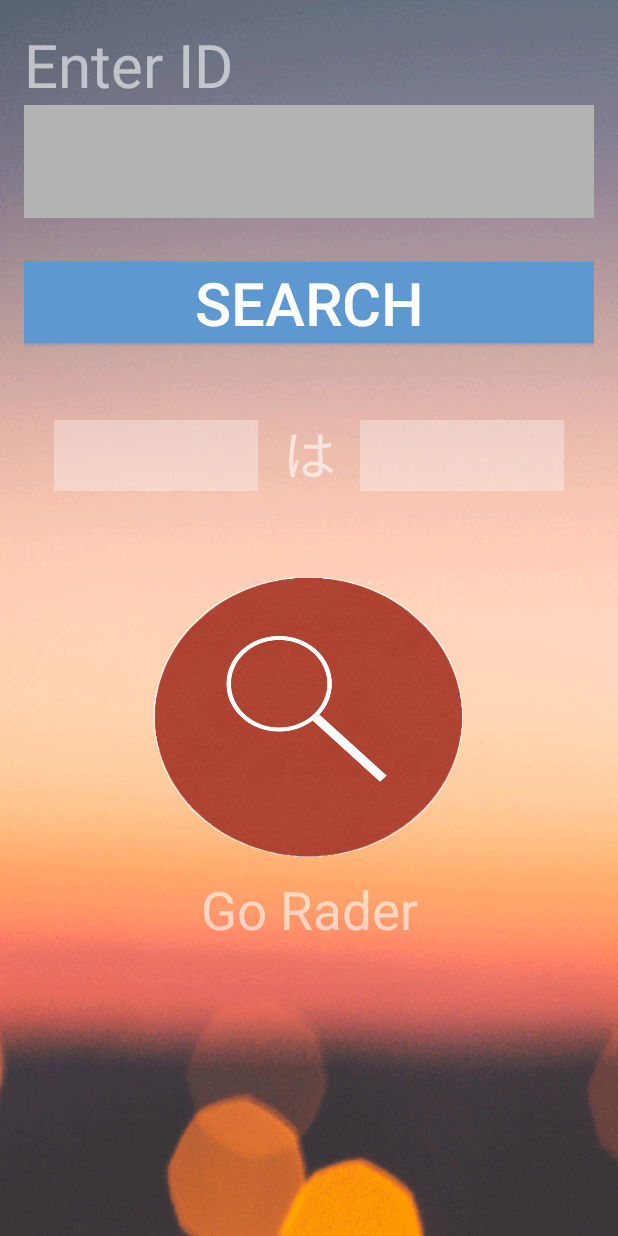
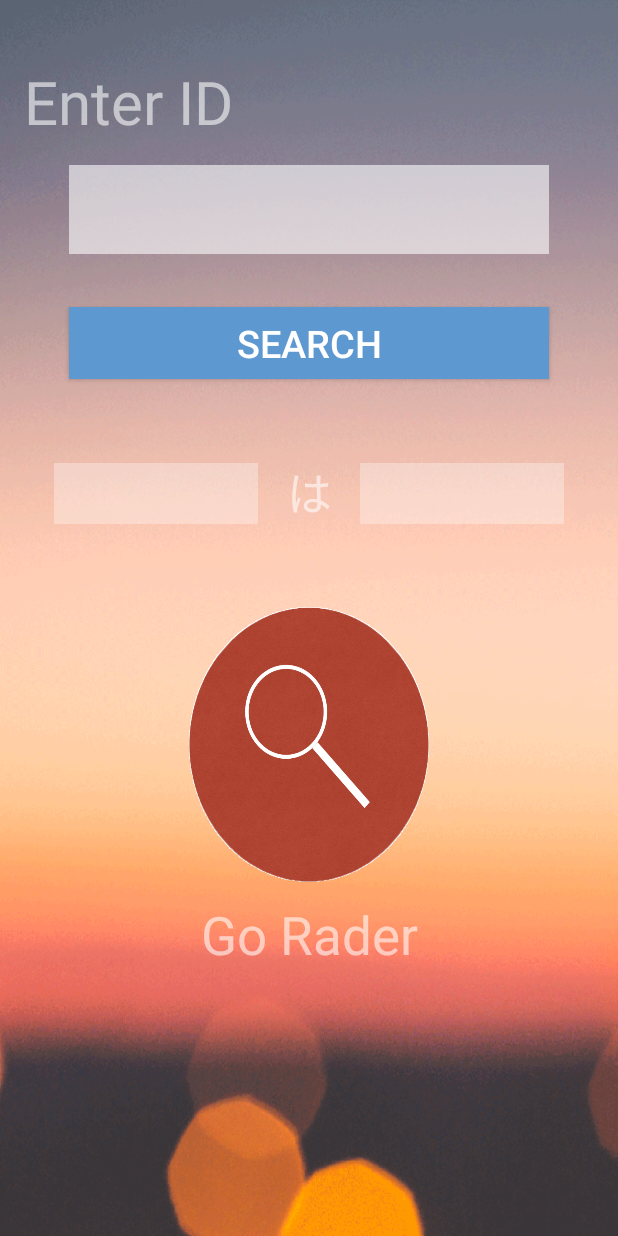
Before and after one commit to kunokuno/SyuGo, an Android app: the LookActivity screen opened directly, with no data from a screen before it, on a phone screen of 412 x 824 dp. Run offline under Robolectric (Android 15) with nearby library versions, the phone set to English and light mode, and no system bars; Roboto replaces fonts that are not available here.

Commit message:
ボタン幅とかをRegistorに揃えた

```diff
--- a/Syugo/app/src/main/res/layout/activity_look.xml
+++ b/Syugo/app/src/main/res/layout/activity_look.xml
@@ -15,7 +15,7 @@
         android:paddingBottom="16dp"
         android:paddingLeft="16dp"
         android:paddingRight="16dp"
-        android:paddingTop="16dp"
+        android:paddingTop="25dp"
         android:weightSum="1">
 
         <TextView
@@ -24,18 +24,23 @@
             android:layout_width="match_parent"
             android:layout_height="wrap_content"
             android:textColor="#96ffffff"
-            android:gravity="left"
+            android:gravity="bottom"
+            android:paddingTop="15dp"
+            android:paddingBottom="5dp"
             android:id="@+id/text1"/>
 
         <EditText
             android:ems="10"
-            android:textSize="40dp"
+            android:textSize="30dp"
             android:layout_width="match_parent"
             android:layout_height="wrap_content"
             android:maxLength="20"
             android:inputType="text"
-            android:background="@color/colorLightBackground"
+            android:background="#96ffffff"
             android:id="@+id/id_enter"
+            android:layout_marginLeft="30dp"
+            android:layout_marginRight="30dp"
+            android:layout_marginTop="10dp"
             android:layout_weight="0.08" />
 
         <Space
@@ -45,7 +50,7 @@
 
         <Button
             android:text="SEARCH"
-            android:textSize="40dp"
+            android:textSize="25dp"
             android:layout_width="match_parent"
             android:layout_height="wrap_content"
             android:id="@+id/button1"
@@ -53,8 +58,10 @@
             android:layout_gravity="center_horizontal"
             android:gravity="center_vertical|center_horizontal"
             android:background="#5D98D1"
-            android:paddingLeft="40dp"
-            android:paddingRight="40dp" />
+            android:layout_marginLeft="30dp"
+            android:layout_marginRight="30dp"
+            android:layout_marginTop="10dp"
+            android:layout_marginBottom="10dp"/>
 
         <Space
             android:layout_width="match_parent"
@@ -72,7 +79,7 @@
 
             <TextView
                 android:text=""
-                android:textSize="35dp"
+                android:textSize="30dp"
                 android:background="#50ffffff"
                 android:layout_width="match_parent"
                 android:layout_height="wrap_content"
@@ -82,7 +89,7 @@
 
             <TextView
                 android:text="は"
-                android:textSize="35dp"
+                android:textSize="30dp"
                 android:textColor="#96ffffff"
                 android:layout_width="match_parent"
                 android:layout_height="wrap_content"
@@ -91,7 +98,7 @@
                 android:gravity="center" />
 
             <TextView
-                android:textSize="35dp"
+                android:textSize="30dp"
                 android:background="#50ffffff"
                 android:layout_width="match_parent"
                 android:layout_height="wrap_content"
@@ -107,7 +114,7 @@
             android:layout_weight="0.06" />
 
         <ImageButton
-            android:layout_width="207dp"
+            android:layout_width="161dp"
             android:layout_height="161dp"
             android:id="@+id/button2"
             android:background="@drawable/search"
--- a/Syugo/app/src/main/res/layout/activity_reg.xml
+++ b/Syugo/app/src/main/res/layout/activity_reg.xml
@@ -83,7 +83,6 @@
             android:layout_height="80dp"
             android:id="@+id/id_show"
             android:text=" "
-            android:textColor="@color/colorWhite"
             android:textSize="60dp"
             android:layout_gravity="center"
             android:gravity="top|center_horizontal"
```
